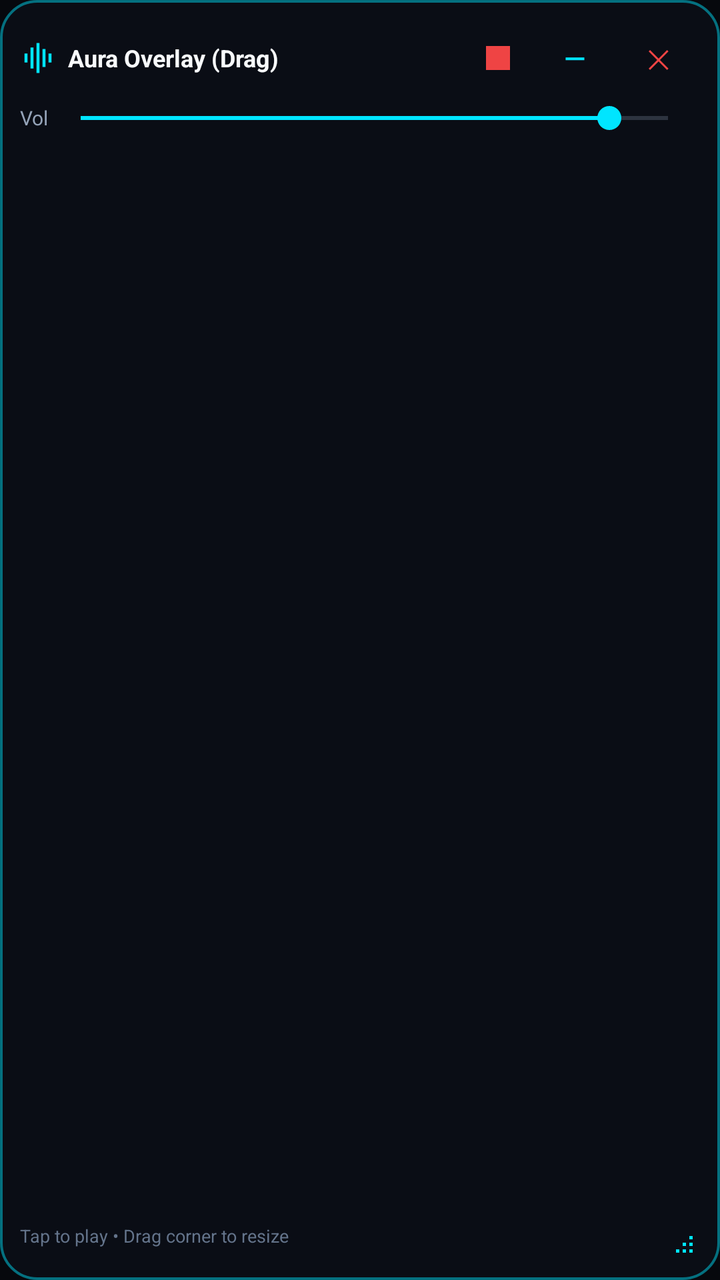
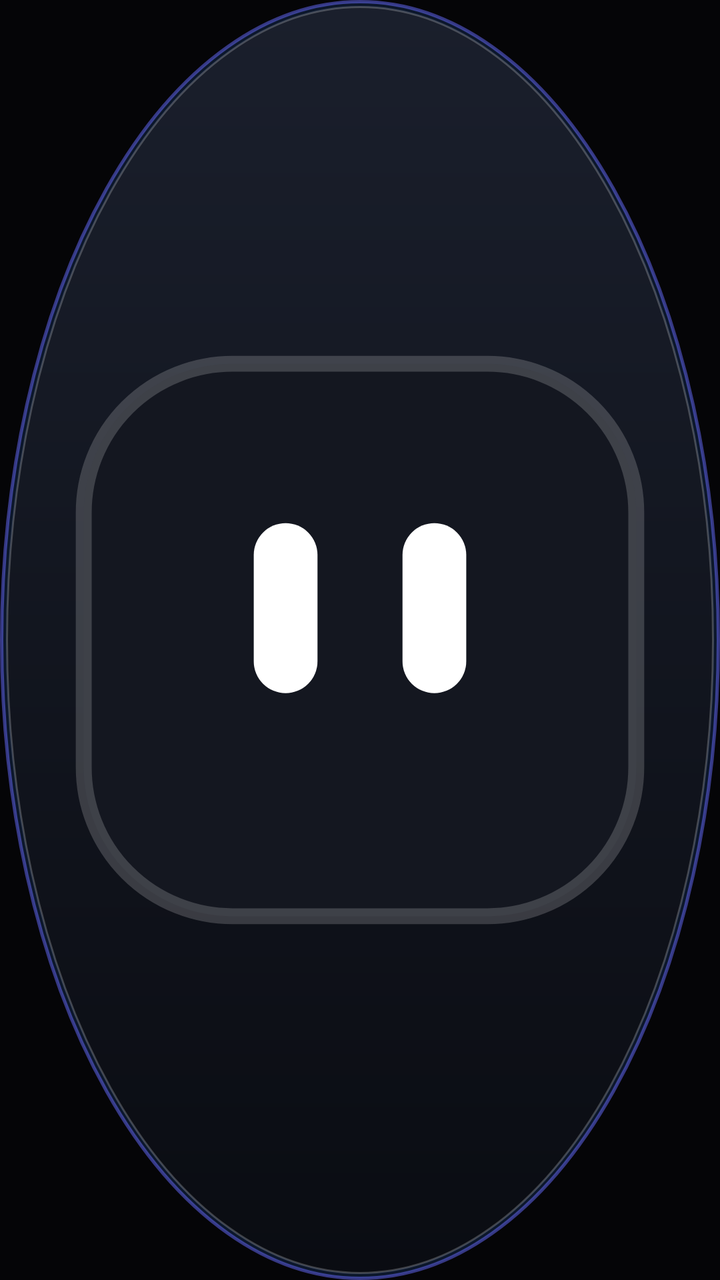

Before-and-after screenshots of an Android layout around one commit, followed by the original layout XML and the change that was made.
<!-- AndroidManifest.xml: application theme Theme.AuraSoundboard -->
<!-- res/layout/layout_floating_overlay.xml -->
<?xml version="1.0" encoding="utf-8"?>
<LinearLayout xmlns:android="http://schemas.android.com/apk/res/android"
    android:id="@+id/overlayRoot"
    android:layout_width="match_parent"
    android:layout_height="match_parent"
    android:background="@drawable/bg_glass_overlay"
    android:orientation="vertical"
    android:padding="10dp">

    
    <LinearLayout
        android:id="@+id/overlayHeader"
        android:layout_width="match_parent"
        android:layout_height="38dp"
        android:gravity="center_vertical"
        android:orientation="horizontal">

        <ImageView
            android:layout_width="18dp"
            android:layout_height="18dp"
            android:contentDescription="@null"
            android:src="@drawable/ic_sound_wave" />

        <TextView
            android:id="@+id/tvOverlayTitle"
            android:layout_width="0dp"
            android:layout_height="wrap_content"
            android:layout_marginStart="6dp"
            android:layout_weight="1"
            android:ellipsize="end"
            android:maxLines="1"
            android:text="Aura Overlay (Drag)"
            android:textColor="@color/text_primary"
            android:textSize="12sp"
            android:textStyle="bold" />

        <ImageButton
            android:id="@+id/btnOverlayStopAll"
            android:layout_width="34dp"
            android:layout_height="34dp"
            android:background="?attr/selectableItemBackgroundBorderless"
            android:contentDescription="Stop All Sounds"
            android:src="@drawable/ic_stop" />

        <Button
            android:id="@+id/btnOverlayMinimize"
            style="@style/Widget.MaterialComponents.Button.TextButton"
            android:layout_width="42dp"
            android:layout_height="34dp"
            android:padding="0dp"
            android:text="—"
            android:textColor="@color/accent_cyan"
            android:textSize="14sp" />

        <Button
            android:id="@+id/btnOverlayClose"
            style="@style/Widget.MaterialComponents.Button.TextButton"
            android:layout_width="42dp"
            android:layout_height="34dp"
            android:padding="0dp"
            android:text="✕"
            android:textColor="@color/accent_danger"
            android:textSize="13sp" />
    </LinearLayout>

    
    <LinearLayout
        android:id="@+id/overlayBody"
        android:layout_width="match_parent"
        android:layout_height="0dp"
        android:layout_weight="1"
        android:orientation="vertical">

        <LinearLayout
            android:id="@+id/overlayVolumeRow"
            android:layout_width="match_parent"
            android:layout_height="wrap_content"
            android:gravity="center_vertical"
            android:orientation="horizontal"
            android:paddingVertical="2dp">

            <TextView
                android:layout_width="wrap_content"
                android:layout_height="wrap_content"
                android:text="Vol"
                android:textColor="@color/text_secondary"
                android:textSize="10sp" />

            <SeekBar
                android:id="@+id/seekOverlayMasterVol"
                android:layout_width="0dp"
                android:layout_height="wrap_content"
                android:layout_weight="1"
                android:max="100"
                android:progress="90" />
        </LinearLayout>

        <androidx.recyclerview.widget.RecyclerView
            android:id="@+id/rvOverlaySounds"
            android:layout_width="match_parent"
            android:layout_height="0dp"
            android:layout_weight="1" />

        <TextView
            android:id="@+id/tvOverlayEmpty"
            android:layout_width="match_parent"
            android:layout_height="wrap_content"
            android:gravity="center"
            android:padding="12dp"
            android:text="No sounds imported yet."
            android:textColor="@color/text_secondary"
            android:textSize="11sp"
            android:visibility="gone" />

        
        <LinearLayout
            android:layout_width="match_parent"
            android:layout_height="24dp"
            android:gravity="center_vertical"
            android:orientation="horizontal">

            <TextView
                android:id="@+id/tvOverlayHint"
                android:layout_width="0dp"
                android:layout_height="wrap_content"
                android:layout_weight="1"
                android:text="Tap to play • Drag corner to resize"
                android:textColor="@color/text_muted"
                android:textSize="9sp" />

            <ImageView
                android:id="@+id/btnOverlayResizeHandle"
                android:layout_width="24dp"
                android:layout_height="24dp"
                android:contentDescription="Resize Overlay"
                android:padding="2dp"
                android:src="@drawable/ic_resize" />
        </LinearLayout>
    </LinearLayout>
</LinearLayout>
<!-- resources referenced by this layout -->
<resources>
  <color name="accent_cyan">#00E5FF</color>
  <color name="accent_danger">#EF4444</color>
  <color name="text_muted">#64748B</color>
  <color name="text_primary">#F8FAFC</color>
  <color name="text_secondary">#94A3B8</color>
  <!-- drawable bg_glass_overlay (drawable) -->
  <?xml version="1.0" encoding="utf-8"?>
  <shape xmlns:android="http://schemas.android.com/apk/res/android"
      android:shape="rectangle">
      <solid android:color="@color/glass_overlay_bg" />
      <corners android:radius="18dp" />
      <stroke
          android:width="1.2dp"
          android:color="@color/glass_border_cyan" />
  </shape>
  <!-- drawable ic_resize (drawable) -->
  <?xml version="1.0" encoding="utf-8"?>
  <vector xmlns:android="http://schemas.android.com/apk/res/android"
      android:width="24dp"
      android:height="24dp"
      android:viewportWidth="24"
      android:viewportHeight="24">
      <path
          android:fillColor="#00E5FF"
          android:pathData="M22,22H20V20H22V22M22,18H20V16H22V18M18,22H16V20H18V22M18,18H16V16H18V18M14,22H12V20H14V22M22,14H20V12H22V14Z" />
  </vector>
  <!-- drawable ic_sound_wave (drawable) -->
  <?xml version="1.0" encoding="utf-8"?>
  <vector xmlns:android="http://schemas.android.com/apk/res/android"
      android:width="24dp"
      android:height="24dp"
      android:viewportWidth="24"
      android:viewportHeight="24">
      <path
          android:fillColor="#00E5FF"
          android:pathData="M3,9H5V15H3V9M7,5H9V19H7V5M11,2H13V22H11V2M15,6H17V18H15V6M19,9H21V15H19V9Z" />
  </vector>
  <!-- drawable ic_stop (drawable) -->
  <?xml version="1.0" encoding="utf-8"?>
  <vector xmlns:android="http://schemas.android.com/apk/res/android"
      android:width="24dp"
      android:height="24dp"
      android:viewportWidth="24"
      android:viewportHeight="24">
      <path
          android:fillColor="#EF4444"
          android:pathData="M6,6H18V18H6V6Z" />
  </vector>
  <style name="Theme.AuraSoundboard" parent="Theme.MaterialComponents.DayNight.NoActionBar">
          <item name="colorPrimary">@color/accent_cyan</item>
          <item name="colorPrimaryVariant">@color/accent_indigo</item>
          <item name="colorSecondary">@color/accent_cyan</item>
          <item name="android:windowBackground">@color/bg_obsidian_deep</item>
          <item name="android:statusBarColor">@color/bg_obsidian_deep</item>
          <item name="android:navigationBarColor">@color/bg_obsidian_deep</item>
          <item name="android:textColorPrimary">@color/text_primary</item>
          <item name="android:textColorSecondary">@color/text_secondary</item>
      </style>
  <color name="glass_overlay_bg">#E60A0E17</color>
  <color name="glass_border_cyan">#7700E5FF</color>
  <color name="accent_indigo">#6366F1</color>
  <color name="bg_obsidian_deep">#06080D</color>
</resources>

<!-- the commit's change to res/layout/layout_floating_overlay.xml (unified diff, before → after) -->
@@ -1,75 +1,96 @@
 <?xml version="1.0" encoding="utf-8"?>
-<LinearLayout xmlns:android="http://schemas.android.com/apk/res/android"
+<FrameLayout xmlns:android="http://schemas.android.com/apk/res/android"
     android:id="@+id/overlayRoot"
     android:layout_width="match_parent"
-    android:layout_height="match_parent"
-    android:background="@drawable/bg_glass_overlay"
-    android:orientation="vertical"
-    android:padding="10dp">
+    android:layout_height="match_parent">
 
     
-    <LinearLayout
-        android:id="@+id/overlayHeader"
+    <FrameLayout
+        android:id="@+id/overlayBubbleContainer"
         android:layout_width="match_parent"
-        android:layout_height="38dp"
-        android:gravity="center_vertical"
-        android:orientation="horizontal">
+        android:layout_height="match_parent"
+        android:background="@drawable/bg_overlay_bubble"
+        android:padding="10dp"
+        android:visibility="visible">
 
         <ImageView
-            android:layout_width="18dp"
-            android:layout_height="18dp"
-            android:contentDescription="@null"
-            android:src="@drawable/ic_sound_wave" />
-
-        <TextView
-            android:id="@+id/tvOverlayTitle"
-            android:layout_width="0dp"
-            android:layout_height="wrap_content"
-            android:layout_marginStart="6dp"
-            android:layout_weight="1"
-            android:ellipsize="end"
-            android:maxLines="1"
-            android:text="Aura Overlay (Drag)"
-            android:textColor="@color/text_primary"
-            android:textSize="12sp"
-            android:textStyle="bold" />
-
-        <ImageButton
-            android:id="@+id/btnOverlayStopAll"
-            android:layout_width="34dp"
-            android:layout_height="34dp"
-            android:background="?attr/selectableItemBackgroundBorderless"
-            android:contentDescription="Stop All Sounds"
-            android:src="@drawable/ic_stop" />
-
-        <Button
-            android:id="@+id/btnOverlayMinimize"
-            style="@style/Widget.MaterialComponents.Button.TextButton"
-            android:layout_width="42dp"
-            android:layout_height="34dp"
-            android:padding="0dp"
-            android:text="—"
-            android:textColor="@color/accent_cyan"
-            android:textSize="14sp" />
-
-        <Button
-            android:id="@+id/btnOverlayClose"
-            style="@style/Widget.MaterialComponents.Button.TextButton"
-            android:layout_width="42dp"
-            android:layout_height="34dp"
-            android:padding="0dp"
-            android:text="✕"
-            android:textColor="@color/accent_danger"
-            android:textSize="13sp" />
-    </LinearLayout>
+            android:id="@+id/ivBubbleIcon"
+            android:layout_width="match_parent"
+            android:layout_height="match_parent"
+            android:layout_gravity="center"
+            android:contentDescription="Open Floating Soundboard"
+            android:src="@drawable/ic_nexu_logo" />
+    </FrameLayout>
 
     
     <LinearLayout
         android:id="@+id/overlayBody"
         android:layout_width="match_parent"
-        android:layout_height="0dp"
-        android:layout_weight="1"
-        android:orientation="vertical">
+        android:layout_height="match_parent"
+        android:background="@drawable/bg_glass_overlay"
+        android:orientation="vertical"
+        android:padding="10dp"
+        android:visibility="gone">
+
+        
+        <LinearLayout
+            android:id="@+id/overlayHeader"
+            android:layout_width="match_parent"
+            android:layout_height="36dp"
+            android:gravity="center_vertical"
+            android:orientation="horizontal">
+
+            <ImageView
+                android:layout_width="20dp"
+                android:layout_height="20dp"
+                android:contentDescription="@null"
+                android:src="@drawable/ic_nexu_logo" />
+
+            <TextView
+                android:id="@+id/tvOverlayTitle"
+                android:layout_width="0dp"
+                android:layout_height="wrap_content"
+                android:layout_marginStart="6dp"
+                android:layout_weight="1"
+                android:ellipsize="end"
+                android:letterSpacing="0.1"
+                android:maxLines="1"
+                android:text="AURA BOARD"
+                android:textAllCaps="true"
+                android:textColor="@color/text_primary"
+                android:textSize="11sp"
+                android:textStyle="bold" />
+
+            <ImageButton
+                android:id="@+id/btnOverlayStopAll"
+                android:layout_width="32dp"
+                android:layout_height="32dp"
+                android:background="?attr/selectableItemBackgroundBorderless"
+                android:contentDescription="Stop All"
+                android:src="@drawable/ic_stop" />
+
+            <Button
+                android:id="@+id/btnOverlayMinimize"
+                style="@style/Widget.MaterialComponents.Button.TextButton"
+                android:layout_width="38dp"
+                android:layout_height="32dp"
+                android:padding="0dp"
+                android:text="—"
+                android:textColor="@color/accent_cyan"
+                android:textSize="14sp"
+                android:textStyle="bold" />
+
+            <Button
+                android:id="@+id/btnOverlayClose"
+                style="@style/Widget.MaterialComponents.Button.TextButton"
+                android:layout_width="38dp"
+                android:layout_height="32dp"
+                android:padding="0dp"
+                android:text="✕"
+                android:textColor="@color/accent_danger"
+                android:textSize="12sp"
+                android:textStyle="bold" />
+        </LinearLayout>
 
         <LinearLayout
             android:id="@+id/overlayVolumeRow"
@@ -82,9 +103,11 @@
             <TextView
                 android:layout_width="wrap_content"
                 android:layout_height="wrap_content"
-                android:text="Vol"
+                android:letterSpacing="0.1"
+                android:text="GAIN"
+                android:textAllCaps="true"
                 android:textColor="@color/text_secondary"
-                android:textSize="10sp" />
+                android:textSize="9sp" />
 
             <SeekBar
                 android:id="@+id/seekOverlayMasterVol"
@@ -106,16 +129,17 @@
             android:layout_width="match_parent"
             android:layout_height="wrap_content"
             android:gravity="center"
+            android:letterSpacing="0.1"
             android:padding="12dp"
-            android:text="No sounds imported yet."
+            android:text="NO SOUNDS"
+            android:textAllCaps="true"
             android:textColor="@color/text_secondary"
-            android:textSize="11sp"
+            android:textSize="10sp"
             android:visibility="gone" />
 
-        
         <LinearLayout
             android:layout_width="match_parent"
-            android:layout_height="24dp"
+            android:layout_height="22dp"
             android:gravity="center_vertical"
             android:orientation="horizontal">
 
@@ -124,17 +148,19 @@
                 android:layout_width="0dp"
                 android:layout_height="wrap_content"
                 android:layout_weight="1"
-                android:text="Tap to play • Drag corner to resize"
+                android:letterSpacing="0.1"
+                android:text="TAP — TO BUBBLE • DRAG CORNER"
+                android:textAllCaps="true"
                 android:textColor="@color/text_muted"
-                android:textSize="9sp" />
+                android:textSize="8sp" />
 
             <ImageView
                 android:id="@+id/btnOverlayResizeHandle"
-                android:layout_width="24dp"
-                android:layout_height="24dp"
-                android:contentDescription="Resize Overlay"
+                android:layout_width="22dp"
+                android:layout_height="22dp"
+                android:contentDescription="Resize"
                 android:padding="2dp"
                 android:src="@drawable/ic_resize" />
         </LinearLayout>
     </LinearLayout>
-</LinearLayout>
+</FrameLayout>
<!-- resource entries referenced after the edit -->
@@ -1,10 +1,10 @@
 <!-- resources referenced by this layout -->
 <resources>
-  <color name="accent_cyan">#00E5FF</color>
+  <color name="accent_cyan">#3B82F6</color>
   <color name="accent_danger">#EF4444</color>
-  <color name="text_muted">#64748B</color>
-  <color name="text_primary">#F8FAFC</color>
-  <color name="text_secondary">#94A3B8</color>
+  <color name="text_muted">#565E70</color>
+  <color name="text_primary">#FFFFFF</color>
+  <color name="text_secondary">#8E96A8</color>
   <!-- drawable bg_glass_overlay (drawable) -->
   <?xml version="1.0" encoding="utf-8"?>
   <shape xmlns:android="http://schemas.android.com/apk/res/android"
@@ -15,6 +15,57 @@
           android:width="1.2dp"
           android:color="@color/glass_border_cyan" />
   </shape>
+  <!-- drawable bg_overlay_bubble (drawable) -->
+  <?xml version="1.0" encoding="utf-8"?>
+  <layer-list xmlns:android="http://schemas.android.com/apk/res/android">
+      
+      <item>
+          <shape android:shape="oval">
+              <solid android:color="#263B82F6" />
+              <stroke
+                  android:width="1.5dp"
+                  android:color="#886366F1" />
+          </shape>
+      </item>
+      
+      <item
+          android:bottom="3dp"
+          android:left="3dp"
+          android:right="3dp"
+          android:top="3dp">
+          <shape android:shape="oval">
+              <gradient
+                  android:angle="270"
+                  android:endColor="#0A0C12"
+                  android:startColor="#1A1F2C" />
+              <stroke
+                  android:width="1dp"
+                  android:color="#38FFFFFF" />
+          </shape>
+      </item>
+  </layer-list>
+  <!-- drawable ic_nexu_logo (drawable) -->
+  <?xml version="1.0" encoding="utf-8"?>
+  <vector xmlns:android="http://schemas.android.com/apk/res/android"
+      android:width="64dp"
+      android:height="64dp"
+      android:viewportWidth="64"
+      android:viewportHeight="64">
+      
+      <path
+          android:fillColor="#141720"
+          android:strokeColor="#2EFFFFFF"
+          android:strokeWidth="1.5"
+          android:pathData="M20,6H44A14,14 0,0 1,58 20V44A14,14 0,0 1,44 58H20A14,14 0,0 1,6 44V20A14,14 0,0 1,20 6Z" />
+      
+      <path
+          android:fillColor="#FFFFFF"
+          android:pathData="M25,21A3,3 0,0 1,28 24V34A3,3 0,0 1,22 34V24A3,3 0,0 1,25 21Z" />
+      
+      <path
+          android:fillColor="#FFFFFF"
+          android:pathData="M39,21A3,3 0,0 1,42 24V34A3,3 0,0 1,36 34V24A3,3 0,0 1,39 21Z" />
+  </vector>
   <!-- drawable ic_resize (drawable) -->
   <?xml version="1.0" encoding="utf-8"?>
   <vector xmlns:android="http://schemas.android.com/apk/res/android"
@@ -25,17 +76,6 @@
       <path
           android:fillColor="#00E5FF"
           android:pathData="M22,22H20V20H22V22M22,18H20V16H22V18M18,22H16V20H18V22M18,18H16V16H18V18M14,22H12V20H14V22M22,14H20V12H22V14Z" />
-  </vector>
-  <!-- drawable ic_sound_wave (drawable) -->
-  <?xml version="1.0" encoding="utf-8"?>
-  <vector xmlns:android="http://schemas.android.com/apk/res/android"
-      android:width="24dp"
-      android:height="24dp"
-      android:viewportWidth="24"
-      android:viewportHeight="24">
-      <path
-          android:fillColor="#00E5FF"
-          android:pathData="M3,9H5V15H3V9M7,5H9V19H7V5M11,2H13V22H11V2M15,6H17V18H15V6M19,9H21V15H19V9Z" />
   </vector>
   <!-- drawable ic_stop (drawable) -->
   <?xml version="1.0" encoding="utf-8"?>
@@ -58,9 +98,9 @@
           <item name="android:textColorPrimary">@color/text_primary</item>
           <item name="android:textColorSecondary">@color/text_secondary</item>
       </style>
-  <color name="glass_overlay_bg">#E60A0E17</color>
-  <color name="glass_border_cyan">#7700E5FF</color>
+  <color name="glass_overlay_bg">#F2090B10</color>
+  <color name="glass_border_cyan">#883B82F6</color>
   <color name="accent_indigo">#6366F1</color>
-  <color name="bg_obsidian_deep">#06080D</color>
+  <color name="bg_obsidian_deep">#050507</color>
 </resources>
 
